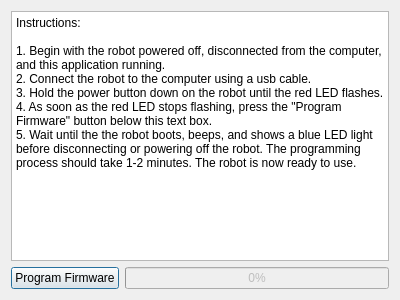
Old version of the form dialog.ui in the repository davidko/LinkbotFirmwareRescue.
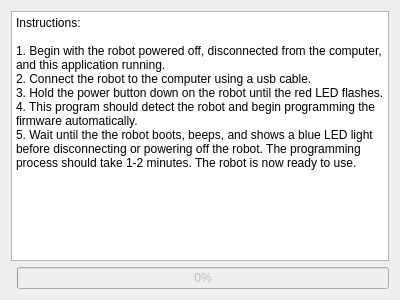
New version of the form.

The edit to the form file:
```diff
--- a/dialog.ui
+++ b/dialog.ui
@@ -26,18 +26,11 @@
 &lt;p style=&quot; margin-top:0px; margin-bottom:0px; margin-left:0px; margin-right:0px; -qt-block-indent:0; text-indent:0px;&quot;&gt;1. Begin with the robot powered off, disconnected from the computer, and this application running.&lt;/p&gt;
 &lt;p style=&quot; margin-top:0px; margin-bottom:0px; margin-left:0px; margin-right:0px; -qt-block-indent:0; text-indent:0px;&quot;&gt;2. Connect the robot to the computer using a usb cable. &lt;/p&gt;
 &lt;p style=&quot; margin-top:0px; margin-bottom:0px; margin-left:0px; margin-right:0px; -qt-block-indent:0; text-indent:0px;&quot;&gt;3. Hold the power button down on the robot until the red LED flashes. &lt;/p&gt;
-&lt;p style=&quot; margin-top:0px; margin-bottom:0px; margin-left:0px; margin-right:0px; -qt-block-indent:0; text-indent:0px;&quot;&gt;4. As soon as the red LED stops flashing, press the &amp;quot;Program Firmware&amp;quot; button below this text box. &lt;/p&gt;
+&lt;p style=&quot; margin-top:0px; margin-bottom:0px; margin-left:0px; margin-right:0px; -qt-block-indent:0; text-indent:0px;&quot;&gt;4. This program should detect the robot and begin programming the firmware automatically.&lt;/p&gt;
 &lt;p style=&quot; margin-top:0px; margin-bottom:0px; margin-left:0px; margin-right:0px; -qt-block-indent:0; text-indent:0px;&quot;&gt;5. Wait until the the robot boots, beeps, and shows a blue LED light before disconnecting or powering off the robot. The programming process should take 1-2 minutes. The robot is now ready to use.&lt;/p&gt;&lt;/body&gt;&lt;/html&gt;</string>
      </property>
     </widget>
    </item>
-   <item row="1" column="0">
-    <widget class="QPushButton" name="pushButton">
-     <property name="text">
-      <string>Program Firmware</string>
-     </property>
-    </widget>
-   </item>
    <item row="1" column="1">
     <widget class="QProgressBar" name="progressBar">
      <property name="enabled">
```
